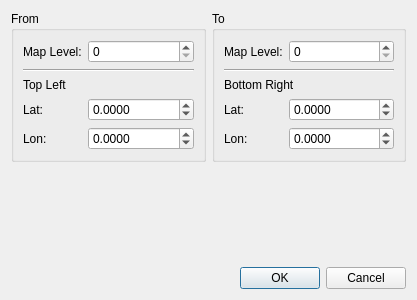
First picture: the form in resources/OSMDownloadAreaDialog.ui, repository MichalVlasak/OSMViewer, before the edit.
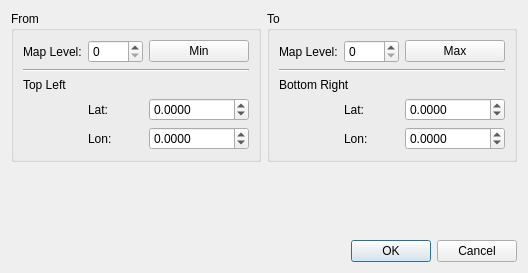
Second picture: the form after the edit. Custom widgets are drawn as their Qt base class.

```diff
--- a/resources/OSMDownloadAreaDialog.ui
+++ b/resources/OSMDownloadAreaDialog.ui
@@ -6,22 +6,22 @@
    <rect>
     <x>0</x>
     <y>0</y>
-    <width>417</width>
-    <height>300</height>
+    <width>528</width>
+    <height>273</height>
    </rect>
   </property>
   <property name="windowTitle">
    <string>OSM Download Area</string>
   </property>
-  <layout class="QVBoxLayout" name="verticalLayout">
-   <item>
-    <layout class="QHBoxLayout" name="horizontalLayout" stretch="1,1">
+  <layout class="QGridLayout" name="gridLayout">
+   <item row="0" column="0">
+    <layout class="QHBoxLayout" name="horizontalLayout" stretch="0,0">
      <item>
       <widget class="QGroupBox" name="groupBox">
        <property name="title">
         <string>From</string>
        </property>
-       <layout class="QFormLayout" name="formLayout">
+       <layout class="QGridLayout" name="gridLayout_2">
         <item row="0" column="0">
          <widget class="QLabel" name="label">
           <property name="text">
@@ -36,7 +36,14 @@
           </property>
          </widget>
         </item>
-        <item row="1" column="0" colspan="2">
+        <item row="0" column="2">
+         <widget class="QPushButton" name="setFromMinimum">
+          <property name="text">
+           <string>Min</string>
+          </property>
+         </widget>
+        </item>
+        <item row="1" column="0" colspan="3">
          <widget class="Line" name="line">
           <property name="orientation">
            <enum>Qt::Horizontal</enum>
@@ -50,14 +57,14 @@
           </property>
          </widget>
         </item>
-        <item row="3" column="0">
+        <item row="3" column="1">
          <widget class="QLabel" name="label_2">
           <property name="text">
            <string>Lat:</string>
           </property>
          </widget>
         </item>
-        <item row="3" column="1">
+        <item row="3" column="2">
          <widget class="QDoubleSpinBox" name="latFrom">
           <property name="minimumSize">
            <size>
@@ -76,14 +83,14 @@
           </property>
          </widget>
         </item>
-        <item row="4" column="0">
+        <item row="4" column="1">
          <widget class="QLabel" name="label_3">
           <property name="text">
            <string>Lon:</string>
           </property>
          </widget>
         </item>
-        <item row="4" column="1">
+        <item row="4" column="2">
          <widget class="QDoubleSpinBox" name="lonFrom">
           <property name="minimumSize">
            <size>
@@ -110,28 +117,7 @@
        <property name="title">
         <string>To</string>
        </property>
-       <layout class="QFormLayout" name="formLayout_2">
-        <item row="0" column="0">
-         <widget class="QLabel" name="label_4">
-          <property name="text">
-           <string>Map Level:</string>
-          </property>
-         </widget>
-        </item>
-        <item row="0" column="1">
-         <widget class="QSpinBox" name="levelTo">
-          <property name="maximum">
-           <number>19</number>
-          </property>
-         </widget>
-        </item>
-        <item row="1" column="0" colspan="2">
-         <widget class="Line" name="line_2">
-          <property name="orientation">
-           <enum>Qt::Horizontal</enum>
-          </property>
-         </widget>
-        </item>
+       <layout class="QGridLayout" name="gridLayout_3">
         <item row="2" column="0" colspan="2">
          <widget class="QLabel" name="label_8">
           <property name="text">
@@ -139,14 +125,35 @@
           </property>
          </widget>
         </item>
-        <item row="3" column="0">
-         <widget class="QLabel" name="label_5">
+        <item row="0" column="1">
+         <widget class="QSpinBox" name="levelTo">
+          <property name="maximum">
+           <number>19</number>
+          </property>
+         </widget>
+        </item>
+        <item row="0" column="0">
+         <widget class="QLabel" name="label_4">
           <property name="text">
-           <string>Lat:</string>
+           <string>Map Level:</string>
           </property>
          </widget>
         </item>
-        <item row="3" column="1">
+        <item row="0" column="2">
+         <widget class="QPushButton" name="setToMaximum">
+          <property name="text">
+           <string>Max</string>
+          </property>
+         </widget>
+        </item>
+        <item row="1" column="0" colspan="3">
+         <widget class="Line" name="line_2">
+          <property name="orientation">
+           <enum>Qt::Horizontal</enum>
+          </property>
+         </widget>
+        </item>
+        <item row="3" column="2">
          <widget class="QDoubleSpinBox" name="latTo">
           <property name="minimumSize">
            <size>
@@ -165,14 +172,7 @@
           </property>
          </widget>
         </item>
-        <item row="4" column="0">
-         <widget class="QLabel" name="label_6">
-          <property name="text">
-           <string>Lon:</string>
-          </property>
-         </widget>
-        </item>
-        <item row="4" column="1">
+        <item row="4" column="2">
          <widget class="QDoubleSpinBox" name="lonTo">
           <property name="minimumSize">
            <size>
@@ -191,6 +191,20 @@
           </property>
          </widget>
         </item>
+        <item row="3" column="1">
+         <widget class="QLabel" name="label_5">
+          <property name="text">
+           <string>Lat:</string>
+          </property>
+         </widget>
+        </item>
+        <item row="4" column="1">
+         <widget class="QLabel" name="label_6">
+          <property name="text">
+           <string>Lon:</string>
+          </property>
+         </widget>
+        </item>
        </layout>
       </widget>
      </item>
@@ -199,7 +213,7 @@
    <item>
     <widget class="DeleteOldMapsWidget" name="deleteOldMapsWidget" native="true"/>
    </item>
-   <item>
+   <item row="2" column="0">
     <spacer name="verticalSpacer">
      <property name="orientation">
       <enum>Qt::Vertical</enum>
@@ -212,7 +226,7 @@
      </property>
     </spacer>
    </item>
-   <item>
+   <item row="3" column="0">
     <widget class="QDialogButtonBox" name="buttonBox">
      <property name="orientation">
       <enum>Qt::Horizontal</enum>
```
Left out of the diff: 2 changed lines with no effect on the pictures.
